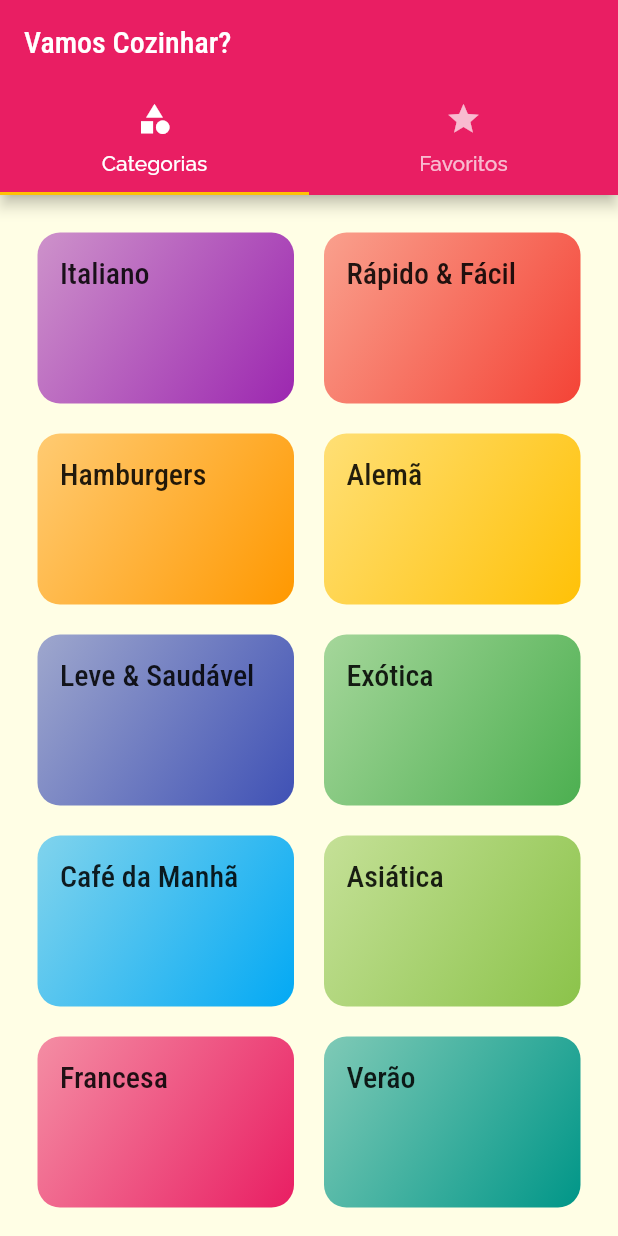
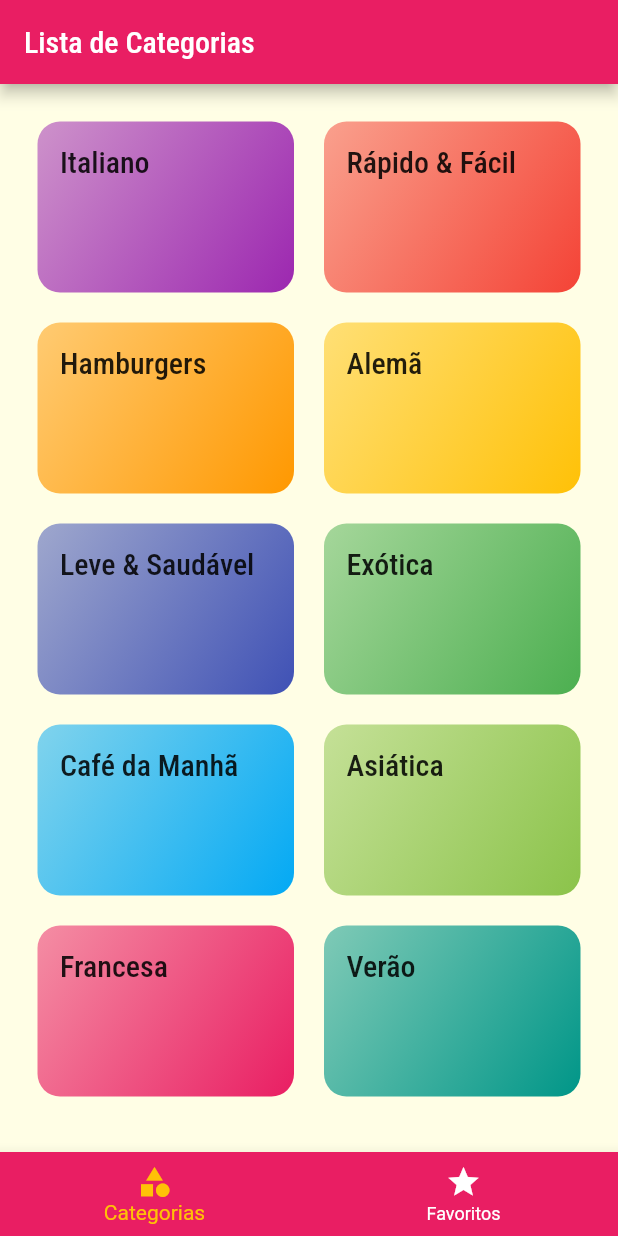
Before and after one commit to brenosmBR/app-comida-breno_menezes, a Flutter app: the screen it shows after launch, on a phone screen of 412 x 824 dp. Run offline on Flutter 3.47's test engine with Material 2 defaults, Android fonts, the phone set to English and light mode, and no system bars.

Commit message:
198_Adicionar TabBar na Parte Inferior

```diff
--- a/lib/screens/tabs_screen.dart
+++ b/lib/screens/tabs_screen.dart
@@ -1,36 +1,58 @@
+// ignore_for_file: deprecated_member_use, unused_field
+
 import 'package:flutter/material.dart';
 import 'categories_screen.dart';
 import 'favorite_screen.dart';
 
-class TabScreen extends StatelessWidget {
+class TabScreen extends StatefulWidget {
   const TabScreen({Key? key}) : super(key: key);
 
   @override
+  State<TabScreen> createState() => _TabScreenState();
+}
+
+class _TabScreenState extends State<TabScreen> {
+  int _selectedScreenIndex = 0;
+
+  final List<String> _titles = [
+    'Lista de Categorias',
+    'Meus Favoritos',
+  ];
+
+  final List<Widget> _screens = [
+    const CategoriesScreen(),
+    const FavoriteScreen(),
+  ];
+
+  _selectScreen(int index) {
+    setState(() {
+      _selectedScreenIndex = index;
+    });
+  }
+
+  @override
   Widget build(BuildContext context) {
-    return DefaultTabController(
-      length: 2,
-      child: Scaffold(
-        appBar: AppBar(
-          title: const Text('Vamos Cozinhar?'),
-          bottom: const TabBar(
-            tabs: [
-              Tab(
-                icon: Icon(Icons.category),
-                text: 'Categorias',
-              ),
-              Tab(
-                icon: Icon(Icons.star),
-                text: 'Favoritos',
-              ),
-            ],
+    return Scaffold(
+      appBar: AppBar(
+        title: Text(_titles[_selectedScreenIndex]),
+      ),
+      body: _screens[_selectedScreenIndex],
+      bottomNavigationBar: BottomNavigationBar(
+        onTap: _selectScreen,
+        backgroundColor: Theme.of(context).primaryColor,
+        unselectedItemColor: Colors.white,
+        selectedItemColor: Theme.of(context).accentColor,
+        currentIndex: _selectedScreenIndex,
+        items: const [
+          BottomNavigationBarItem(
+            icon: Icon(Icons.category),
+            label: 'Categorias',
           ),
-        ),
-        body: const TabBarView(
-          children: [
-            CategoriesScreen(),
-            FavoriteScreen(),
-          ],
-        ),
+          BottomNavigationBarItem(
+            icon: Icon(Icons.star),
+            label: 'Favoritos',
+          ),
+        ],
       ),
     );
   }
```
